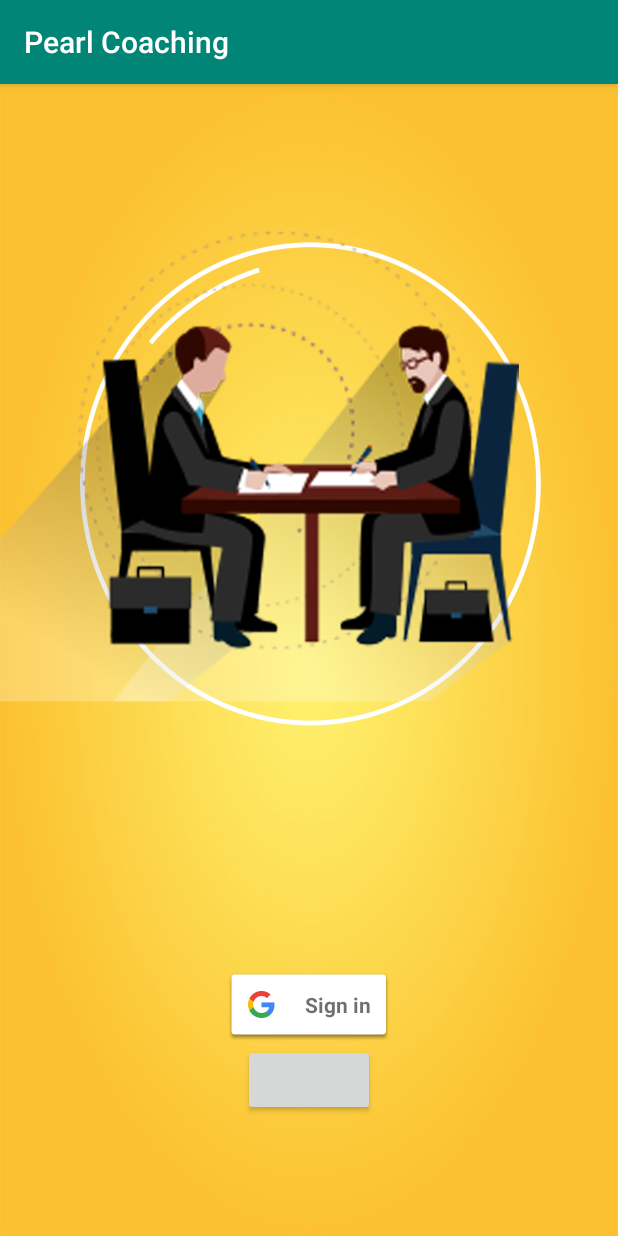
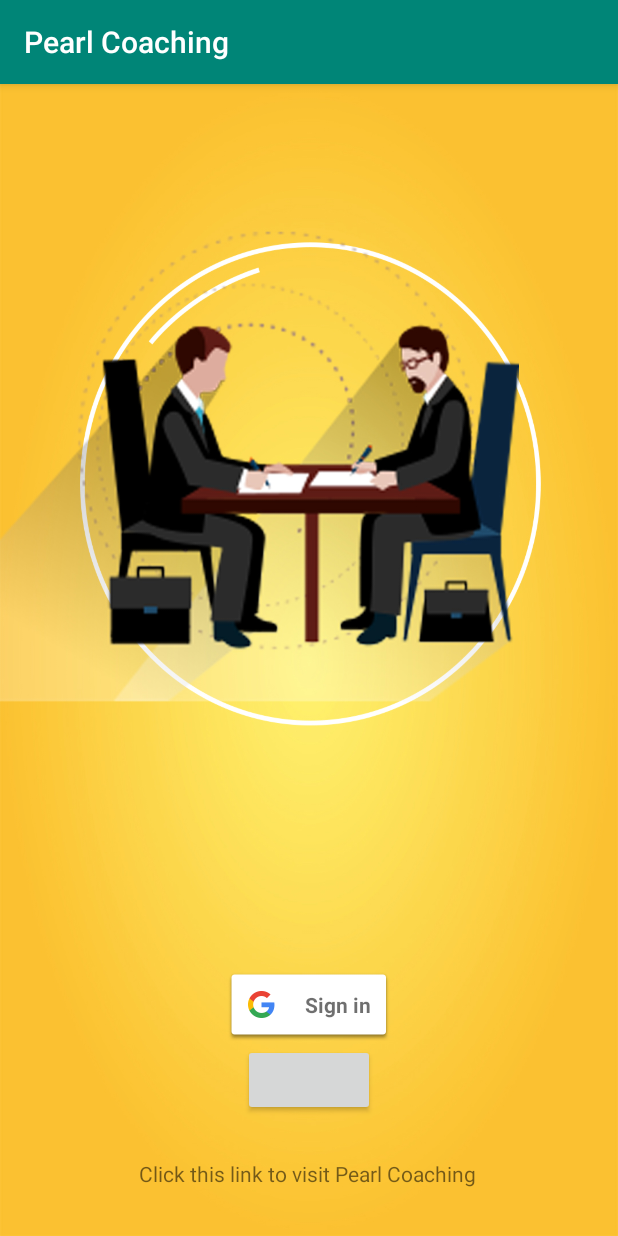
Before and after one commit to pa1-teja/pav_repo, an Android app: the screen it shows after launch (LoginScreen), on a phone screen of 412 x 824 dp. Run offline under Robolectric (Android 15) with nearby library versions, the phone set to English and light mode, and no system bars; our stand-ins replace Firebase (no records; nobody signed in at launch, a user with empty details on screens opened directly); libraries missing offline, so code that uses them is left out: com.facebook, com.facebook.login; plain views replace LoginButton; 6 statements that could not run were skipped.

Commit message:
made changes to the code in login screen and feedback screen

```diff
--- a/PearlCoaching/app/src/main/java/com/pearlcoaching/pearlcoaching/LoginScreen.java
+++ b/PearlCoaching/app/src/main/java/com/pearlcoaching/pearlcoaching/LoginScreen.java
@@ -4,8 +4,12 @@ import android.content.Intent;
 import android.support.annotation.NonNull;
 import android.support.v7.app.AppCompatActivity;
 import android.os.Bundle;
+import android.text.Html;
+import android.text.Spanned;
+import android.text.method.LinkMovementMethod;
 import android.util.Log;
 import android.view.View;
+import android.widget.TextView;
 import android.widget.Toast;
 
 import com.facebook.AccessToken;
@@ -45,6 +49,7 @@ public class LoginScreen extends AppCompatActivity implements View.OnClickListen
     private GoogleSignInClient mGoogleSignInClient;
     private LoginButton loginButton;
     private CallbackManager mCallbackManager;
+    private TextView webLink;
 
     @Override
     protected void onCreate(Bundle savedInstanceState) {
@@ -53,7 +58,15 @@ public class LoginScreen extends AppCompatActivity implements View.OnClickListen
         TAG = getPackageName();
         mAuth = FirebaseAuth.getInstance();
         mSignInButton = findViewById(R.id.google_log_in);
+        webLink = findViewById(R.id.web_url);
         mSignInButton.setSize(SignInButton.SIZE_STANDARD);
+
+        String str = "Click this link to visit ";
+        String webUrl = str +"<a href=\"http://www.pearlcoaching.in\"> Pearl Coaching </a>";
+        Spanned link = Html.fromHtml(webUrl);
+
+        webLink.setMovementMethod(LinkMovementMethod.getInstance());
+        webLink.setText(link);
 
         // Configure Google Sign In
         gso = new GoogleSignInOptions.Builder(GoogleSignInOptions.DEFAULT_SIGN_IN)
--- a/PearlCoaching/app/src/main/java/com/pearlcoaching/pearlcoaching/ServicesModule/ServiceBooking.java
+++ b/PearlCoaching/app/src/main/java/com/pearlcoaching/pearlcoaching/ServicesModule/ServiceBooking.java
@@ -194,7 +194,6 @@ public class ServiceBooking extends BaseFragment implements View.OnClickListener
         otp_module = view.findViewById(R.id.otp_module);
         sent_otp_code = view.findViewById(R.id.sent_otp_code);
 
-
         if (client_name != null && !client_name.isEmpty())
             name.setText(client_name);
         if (client_phone != null && !client_phone.isEmpty())
@@ -237,7 +236,8 @@ public class ServiceBooking extends BaseFragment implements View.OnClickListener
             public void onFocusChange(View v, boolean hasFocus) {
                 if (!hasFocus){
 
-                    if (client_name == null || client_name.isEmpty() || client_name.length() > 3){
+                    client_name = name.getText().toString();
+                    if ((client_name == null || client_name.isEmpty() )|| client_name.length() <= 2){
                         new AlertDialog.Builder(getActivity()).setTitle("Alert").setMessage("Your name should be more than 3 letters. Please check again").create().show();
                     }
 
--- a/PearlCoaching/app/src/main/res/layout/activity_login_screen.xml
+++ b/PearlCoaching/app/src/main/res/layout/activity_login_screen.xml
@@ -23,27 +23,15 @@
         android:layout_marginBottom="80dp"
         android:id="@+id/fb_log_in"/>
 
-    <!--<LinearLayout-->
-        <!--android:layout_width="match_parent"-->
-        <!--android:layout_height="wrap_content"-->
-        <!--android:layout_centerInParent="true"-->
-        <!--android:layout_below="@id/google_log_in"-->
-        <!--android:layout_marginTop="120dp"-->
-        <!--android:orientation="horizontal">-->
-        <!--<View-->
-            <!--android:layout_width="0dp"-->
-            <!--android:layout_height="2dp"-->
-            <!--android:layout_weight="1"-->
-            <!--android:background="@android:color/black"/>-->
-        <!--<TextView-->
-            <!--android:layout_width="wrap_content"-->
-            <!--android:layout_height="wrap_content"-->
-            <!--android:text="or"/>-->
-        <!--<View-->
-            <!--android:layout_width="0dp"-->
-            <!--android:layout_height="2dp"-->
-            <!--android:layout_weight="1"-->
-            <!--android:background="@android:color/black"/>-->
-    <!--</LinearLayout>-->
+    <TextView
+        android:layout_width="match_parent"
+        android:layout_height="wrap_content"
+        android:id="@+id/web_url"
+        android:autoLink="web"
+        android:linksClickable="true"
+        android:clickable="true"
+        android:layout_alignParentBottom="true"
+        android:layout_marginBottom="32dp"
+        android:gravity="center_horizontal"/>
 
 </RelativeLayout>
--- a/PearlCoaching/app/src/main/res/layout/fragment_thank_you.xml
+++ b/PearlCoaching/app/src/main/res/layout/fragment_thank_you.xml
@@ -3,8 +3,12 @@
     xmlns:tools="http://schemas.android.com/tools"
     android:layout_width="match_parent"
     android:layout_height="match_parent"
+    android:background="#000"
     tools:context=".ServicesModule.ThankYou">
+
     <ImageView
+        android:visibility="gone"
+        android:id="@+id/thank_you"
         android:background="@drawable/thank_you"
         android:layout_width="match_parent"
         android:layout_height="match_parent"
```
Also changed, not shown: PearlCoaching/app/src/main/java/com/pearlcoaching/pearlcoaching/ServicesModule/ThankYou.java (+15 -1 lines), 2 other files.
